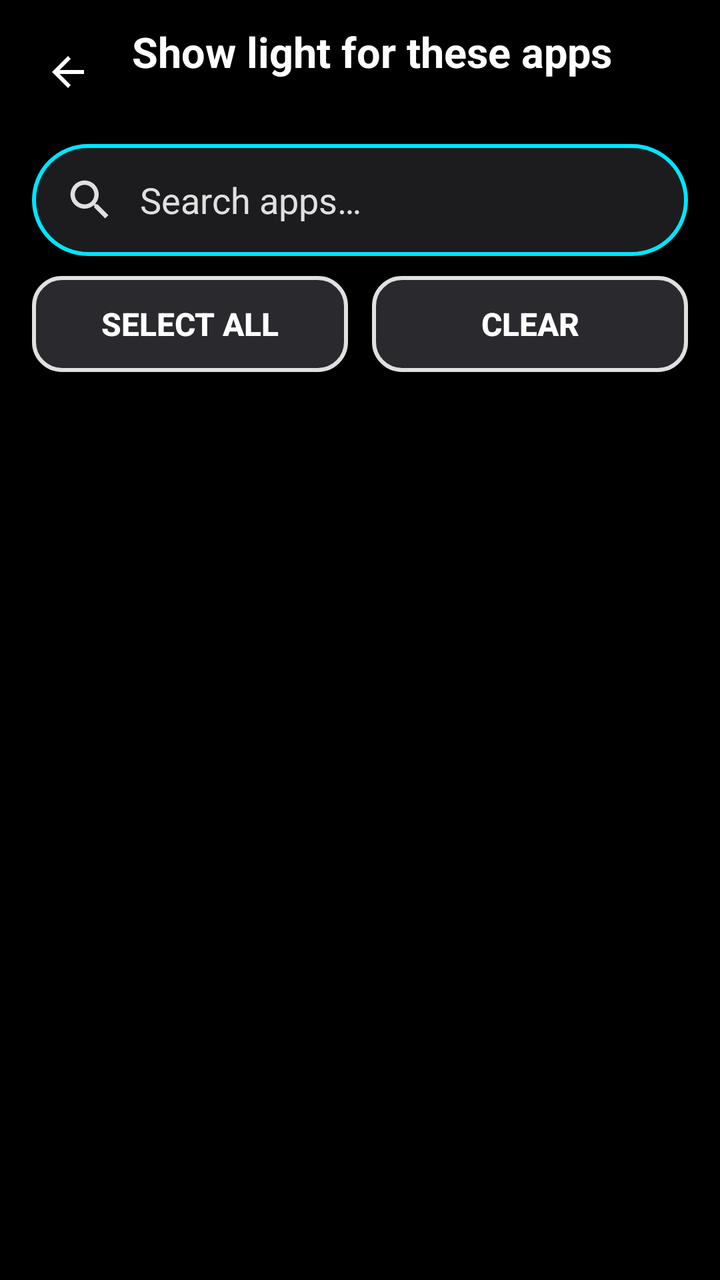
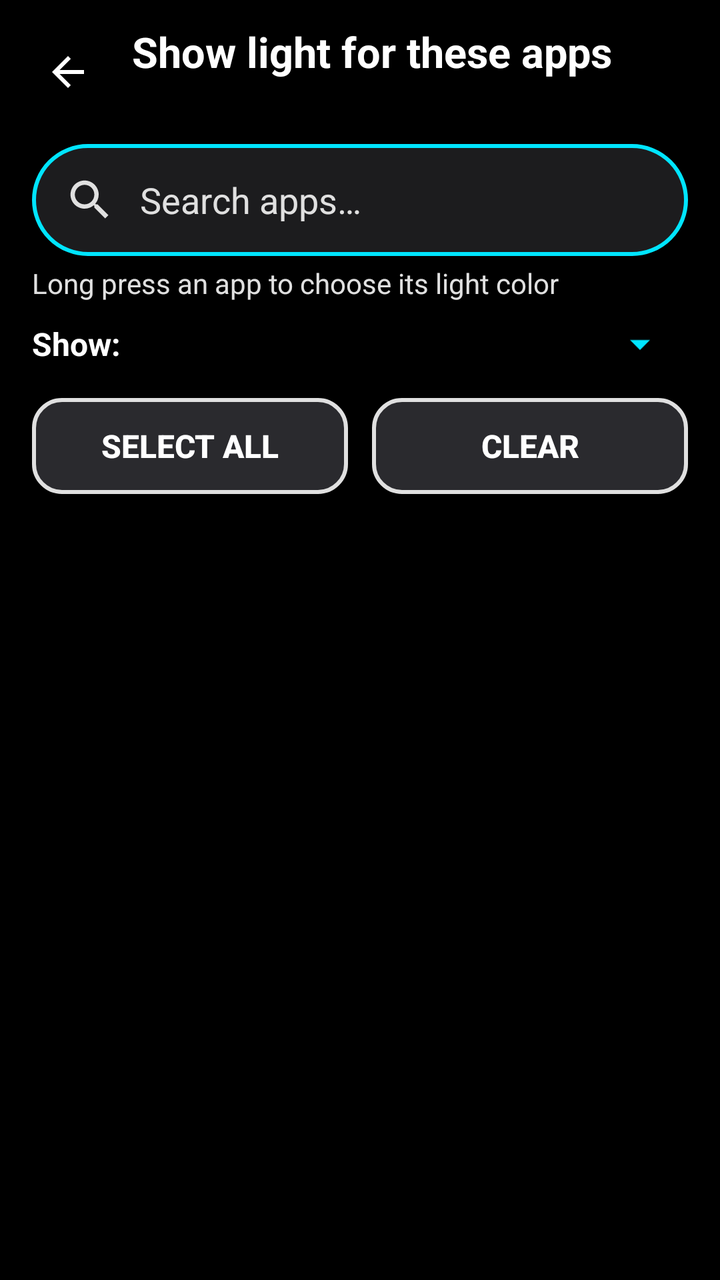

Two renders of the same Android screen: before a commit and after it. Below are the layout's source before the change and the commit's diff.
<!-- AndroidManifest.xml: application theme Theme.AoD -->
<!-- res/layout/activity_app_picker.xml -->
<?xml version="1.0" encoding="utf-8"?>
<LinearLayout xmlns:android="http://schemas.android.com/apk/res/android"
    xmlns:app="http://schemas.android.com/apk/res-auto"
    android:layout_width="match_parent"
    android:layout_height="match_parent"
    android:background="@color/hc_bg"
    android:orientation="vertical">

    <LinearLayout
        android:layout_width="match_parent"
        android:layout_height="wrap_content"
        android:orientation="horizontal"
        android:gravity="center_vertical"
        android:paddingStart="8dp"
        android:paddingEnd="16dp"
        android:paddingTop="10dp"
        android:paddingBottom="6dp">

        <ImageButton
            android:id="@+id/btn_back"
            android:layout_width="52dp"
            android:layout_height="52dp"
            android:background="?attr/selectableItemBackgroundBorderless"
            android:src="@drawable/ic_back"
            android:contentDescription="@string/btn_back" />

        <LinearLayout
            android:layout_width="0dp"
            android:layout_height="wrap_content"
            android:layout_weight="1"
            android:orientation="vertical"
            android:paddingStart="6dp">

            <TextView
                android:layout_width="match_parent"
                android:layout_height="wrap_content"
                android:text="@string/picker_title"
                android:textColor="@color/hc_text"
                android:textSize="21sp"
                android:textStyle="bold" />

            <TextView
                android:id="@+id/txt_count"
                android:layout_width="match_parent"
                android:layout_height="wrap_content"
                android:textColor="@color/hc_accent"
                android:textSize="15sp"
                android:textStyle="bold" />
        </LinearLayout>
    </LinearLayout>

    <LinearLayout
        android:layout_width="match_parent"
        android:layout_height="wrap_content"
        android:orientation="horizontal"
        android:gravity="center_vertical"
        android:background="@drawable/bg_search"
        android:layout_marginStart="16dp"
        android:layout_marginEnd="16dp"
        android:layout_marginTop="4dp"
        android:paddingStart="16dp"
        android:paddingEnd="8dp">

        <ImageView
            android:layout_width="26dp"
            android:layout_height="26dp"
            android:src="@drawable/ic_search"
            android:importantForAccessibility="no" />

        <EditText
            android:id="@+id/et_search"
            android:layout_width="0dp"
            android:layout_height="wrap_content"
            android:layout_weight="1"
            android:background="@null"
            android:hint="@string/picker_search_hint"
            android:textColorHint="@color/hc_text_dim"
            android:textColor="@color/hc_text"
            android:textSize="18sp"
            android:inputType="text"
            android:imeOptions="actionSearch"
            android:maxLines="1"
            android:minHeight="56dp"
            android:paddingStart="12dp"
            android:paddingEnd="8dp" />

        <ImageButton
            android:id="@+id/btn_clear_search"
            android:layout_width="48dp"
            android:layout_height="48dp"
            android:background="?attr/selectableItemBackgroundBorderless"
            android:src="@drawable/ic_clear"
            android:visibility="gone"
            android:contentDescription="@string/picker_none" />
    </LinearLayout>

    <LinearLayout
        android:layout_width="match_parent"
        android:layout_height="wrap_content"
        android:orientation="horizontal"
        android:paddingStart="16dp"
        android:paddingEnd="16dp"
        android:paddingTop="10dp"
        android:paddingBottom="6dp">

        <Button android:id="@+id/btn_all" style="@style/BtnSecondary"
            android:layout_width="0dp" android:layout_weight="1"
            android:layout_marginEnd="6dp"
            android:minHeight="48dp"
            android:text="@string/picker_all" />

        <Button android:id="@+id/btn_none" style="@style/BtnSecondary"
            android:layout_width="0dp" android:layout_weight="1"
            android:layout_marginStart="6dp"
            android:minHeight="48dp"
            android:text="@string/picker_none" />
    </LinearLayout>

    <FrameLayout
        android:layout_width="match_parent"
        android:layout_height="0dp"
        android:layout_weight="1">

        <androidx.recyclerview.widget.RecyclerView
            android:id="@+id/app_list"
            android:layout_width="match_parent"
            android:layout_height="match_parent"
            android:clipToPadding="false"
            android:paddingBottom="16dp"
            android:scrollbars="none"
            app:fastScrollEnabled="true"
            app:fastScrollVerticalThumbDrawable="@drawable/fastscroll_thumb"
            app:fastScrollVerticalTrackDrawable="@drawable/fastscroll_track"
            app:fastScrollHorizontalThumbDrawable="@drawable/fastscroll_thumb_horizontal"
            app:fastScrollHorizontalTrackDrawable="@drawable/fastscroll_track_horizontal" />

        <TextView
            android:id="@+id/txt_empty"
            android:layout_width="match_parent"
            android:layout_height="wrap_content"
            android:layout_gravity="center"
            android:gravity="center"
            android:text="@string/picker_empty"
            android:textColor="@color/hc_text_dim"
            android:textSize="18sp"
            android:visibility="gone" />

        <ProgressBar
            android:id="@+id/progress"
            android:layout_width="64dp"
            android:layout_height="64dp"
            android:layout_gravity="center"
            android:indeterminateTint="@color/hc_accent" />
    </FrameLayout>
</LinearLayout>
<!-- resources referenced by this layout -->
<resources>
  <color name="hc_accent">#FF00E5FF</color>
  <color name="hc_bg">#FF000000</color>
  <color name="hc_text">#FFFFFFFF</color>
  <color name="hc_text_dim">#FFE0E0E0</color>
  <!-- drawable bg_search (drawable) -->
  <?xml version="1.0" encoding="utf-8"?>
  <shape xmlns:android="http://schemas.android.com/apk/res/android" android:shape="rectangle">
      <solid android:color="@color/hc_surface" />
      <stroke android:width="2dp" android:color="@color/hc_accent" />
      <corners android:radius="28dp" />
  </shape>
  <!-- drawable fastscroll_track (drawable) -->
  <?xml version="1.0" encoding="utf-8"?>
  <shape xmlns:android="http://schemas.android.com/apk/res/android" android:shape="rectangle">
      <solid android:color="#FF3A3A3C" />
      <corners android:radius="4dp" />
      <size android:width="8dp" />
  </shape>
  <!-- drawable fastscroll_track_horizontal (drawable) -->
  <?xml version="1.0" encoding="utf-8"?>
  <shape xmlns:android="http://schemas.android.com/apk/res/android" android:shape="rectangle">
      <solid android:color="#FF3A3A3C" />
      <corners android:radius="4dp" />
      <size android:height="8dp" />
  </shape>
  <!-- drawable ic_back (drawable) -->
  <?xml version="1.0" encoding="utf-8"?>
  <vector xmlns:android="http://schemas.android.com/apk/res/android"
      android:width="24dp" android:height="24dp"
      android:viewportWidth="24" android:viewportHeight="24"
      android:tint="@color/hc_text">
      <path android:fillColor="#FFFFFFFF"
          android:pathData="M20,11H7.83l5.59,-5.59L12,4l-8,8 8,8 1.41,-1.41L7.83,13H20v-2z" />
  </vector>
  <!-- drawable ic_clear (drawable) -->
  <?xml version="1.0" encoding="utf-8"?>
  <vector xmlns:android="http://schemas.android.com/apk/res/android"
      android:width="24dp" android:height="24dp"
      android:viewportWidth="24" android:viewportHeight="24"
      android:tint="@color/hc_text_dim">
      <path android:fillColor="#FFFFFFFF"
          android:pathData="M19,6.41L17.59,5 12,10.59 6.41,5 5,6.41 10.59,12 5,17.59 6.41,19 12,13.41 17.59,19 19,17.59 13.41,12z" />
  </vector>
  <string name="btn_back">Back</string>
  <string name="picker_all">Select all</string>
  <string name="picker_empty">No apps match your search</string>
  <string name="picker_none">Clear</string>
  <string name="picker_search_hint">Search apps…</string>
  <string name="picker_title">Show light for these apps</string>
  <style name="BtnSecondary" parent="BtnPrimary">
          <item name="android:background">@drawable/bg_btn_secondary</item>
          <item name="android:textColor">@color/hc_text</item>
      </style>
  <color name="hc_surface">#FF1C1C1E</color>
  <color name="black">#FF000000</color>
  <style name="Theme.AoD.Dialog" parent="Theme.AppCompat.Dialog.Alert">
          <item name="android:background">@color/hc_surface</item>
          <item name="android:textColorPrimary">@color/hc_text</item>
          <item name="android:textColor">@color/hc_text</item>
          <item name="colorAccent">@color/hc_accent</item>
          <item name="android:textSize">17sp</item>
      </style>
  <!-- drawable bg_btn_primary (drawable) -->
  <?xml version="1.0" encoding="utf-8"?>
  <ripple xmlns:android="http://schemas.android.com/apk/res/android"
      android:color="#40000000">
      <item android:id="@android:id/mask">
          <shape android:shape="rectangle">
              <solid android:color="#FFFFFFFF" />
              <corners android:radius="14dp" />
          </shape>
      </item>
      <item>
          <shape android:shape="rectangle">
              <solid android:color="@color/hc_accent" />
              <corners android:radius="14dp" />
          </shape>
      </item>
  </ripple>
  <color name="hc_on_accent">#FF000000</color>
  <color name="hc_surface2">#FF2A2A2E</color>
  <!-- unchanged entries left out for length: 6 -->
</resources>

<!-- the commit's change to res/layout/activity_app_picker.xml (unified diff, before → after) -->
@@ -94,13 +94,54 @@
             android:contentDescription="@string/picker_none" />
     </LinearLayout>
 
+    <TextView
+        android:id="@+id/txt_hint"
+        android:layout_width="match_parent"
+        android:layout_height="wrap_content"
+        android:layout_marginTop="4dp"
+        android:ellipsize="end"
+        android:maxLines="1"
+        android:paddingStart="16dp"
+        android:paddingEnd="16dp"
+        android:text="@string/picker_hint"
+        android:textColor="@color/hc_text_dim"
+        android:textSize="14sp" />
+
+    <LinearLayout
+        android:layout_width="match_parent"
+        android:layout_height="wrap_content"
+        android:orientation="horizontal"
+        android:gravity="center_vertical"
+        android:paddingStart="16dp"
+        android:paddingEnd="16dp"
+        android:minHeight="42dp">
+
+        <TextView
+            android:layout_width="wrap_content"
+            android:layout_height="wrap_content"
+            android:labelFor="@+id/sp_picker_filter"
+            android:text="@string/picker_filter"
+            android:textColor="@color/hc_text"
+            android:textSize="16sp"
+            android:textStyle="bold" />
+
+        <Spinner
+            android:id="@+id/sp_picker_filter"
+            android:layout_width="0dp"
+            android:layout_height="wrap_content"
+            android:layout_marginStart="8dp"
+            android:layout_weight="1"
+            android:backgroundTint="@color/hc_accent"
+            android:minHeight="42dp" />
+    </LinearLayout>
+
     <LinearLayout
         android:layout_width="match_parent"
         android:layout_height="wrap_content"
         android:orientation="horizontal"
         android:paddingStart="16dp"
         android:paddingEnd="16dp"
-        android:paddingTop="10dp"
+        android:paddingTop="6dp"
         android:paddingBottom="6dp">
 
         <Button android:id="@+id/btn_all" style="@style/BtnSecondary"
<!-- resource entries referenced after the edit -->
@@ -46,6 +46,8 @@
   <string name="btn_back">Back</string>
   <string name="picker_all">Select all</string>
   <string name="picker_empty">No apps match your search</string>
+  <string name="picker_filter">Show:</string>
+  <string name="picker_hint">Long press an app to choose its light color</string>
   <string name="picker_none">Clear</string>
   <string name="picker_search_hint">Search apps…</string>
   <string name="picker_title">Show light for these apps</string>
